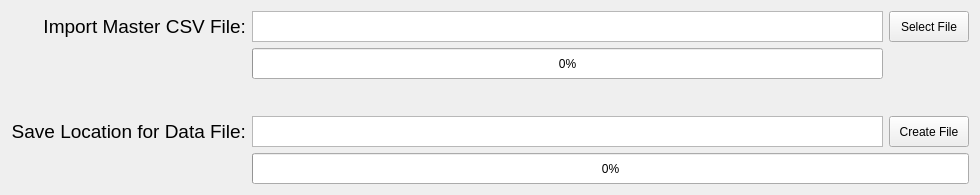
This is mainwindow.ui in GreedAlmighty/Event-Data-File-Creator as Qt 5 draws it before an edit. The edited form follows.
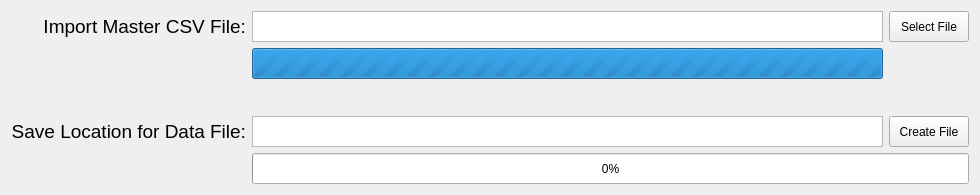
This is the edited form.

The edit to the form file:
```diff
--- a/mainwindow.ui
+++ b/mainwindow.ui
@@ -152,6 +152,9 @@
         <height>31</height>
        </size>
       </property>
+      <property name="maximum">
+       <number>0</number>
+      </property>
       <property name="value">
        <number>0</number>
       </property>
```
